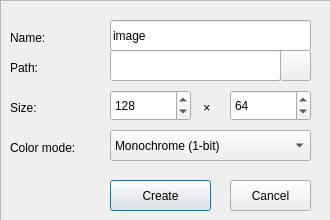
Before: the Qt Designer form POD2d/createprojectdialog.ui in ilertwo/POD2d, drawn with Qt 5.
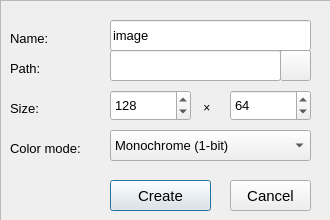
After: the same form once the commit is applied.

```diff
--- a/POD2d/createprojectdialog.ui
+++ b/POD2d/createprojectdialog.ui
@@ -49,6 +49,11 @@
       <height>31</height>
      </rect>
     </property>
+    <property name="font">
+     <font>
+      <pointsize>11</pointsize>
+     </font>
+    </property>
     <property name="cursor">
      <cursorShape>PointingHandCursor</cursorShape>
     </property>
@@ -65,6 +70,11 @@
       <height>31</height>
      </rect>
     </property>
+    <property name="font">
+     <font>
+      <pointsize>11</pointsize>
+     </font>
+    </property>
     <property name="cursor">
      <cursorShape>PointingHandCursor</cursorShape>
     </property>
@@ -81,6 +91,11 @@
       <height>31</height>
      </rect>
     </property>
+    <property name="font">
+     <font>
+      <pointsize>10</pointsize>
+     </font>
+    </property>
     <property name="cursor">
      <cursorShape>IBeamCursor</cursorShape>
     </property>
@@ -103,6 +118,11 @@
       <height>16</height>
      </rect>
     </property>
+    <property name="font">
+     <font>
+      <pointsize>10</pointsize>
+     </font>
+    </property>
     <property name="text">
      <string>Size:</string>
     </property>
@@ -116,6 +136,11 @@
       <height>16</height>
      </rect>
     </property>
+    <property name="font">
+     <font>
+      <pointsize>10</pointsize>
+     </font>
+    </property>
     <property name="text">
      <string>Name:</string>
     </property>
@@ -129,6 +154,11 @@
       <height>31</height>
      </rect>
     </property>
+    <property name="font">
+     <font>
+      <pointsize>10</pointsize>
+     </font>
+    </property>
     <property name="cursor">
      <cursorShape>IBeamCursor</cursorShape>
     </property>
@@ -164,6 +194,11 @@
       <height>16</height>
      </rect>
     </property>
+    <property name="font">
+     <font>
+      <pointsize>10</pointsize>
+     </font>
+    </property>
     <property name="text">
      <string>Path:</string>
     </property>
@@ -193,6 +228,11 @@
       <height>31</height>
      </rect>
     </property>
+    <property name="font">
+     <font>
+      <pointsize>10</pointsize>
+     </font>
+    </property>
     <property name="cursor">
      <cursorShape>PointingHandCursor</cursorShape>
     </property>
@@ -216,6 +256,11 @@
       <height>16</height>
      </rect>
     </property>
+    <property name="font">
+     <font>
+      <pointsize>10</pointsize>
+     </font>
+    </property>
     <property name="text">
      <string>Color mode:</string>
     </property>
@@ -229,6 +274,11 @@
       <height>31</height>
      </rect>
     </property>
+    <property name="font">
+     <font>
+      <pointsize>10</pointsize>
+     </font>
+    </property>
     <property name="text">
      <string>image</string>
     </property>
```
Left out of the diff: 5 changed lines with no effect on the pictures.
